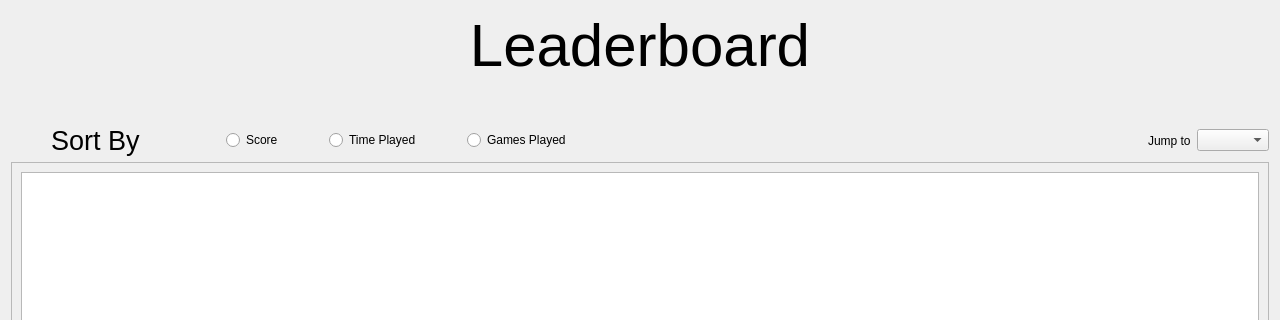
Above: ui/leaderboard.ui from eharquin/babyfut before the change; both pictures show x 0 to 1280 and y 0 to 320 of the 1280 by 720 pixel window. Below: the same form after it.
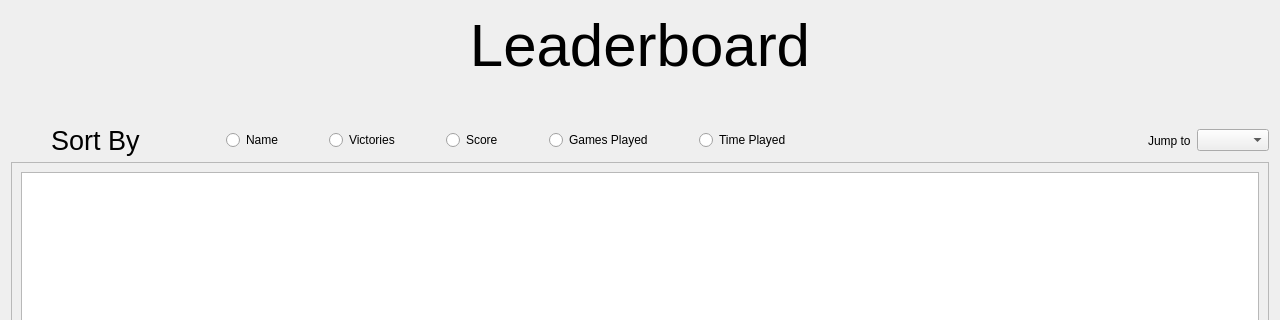
That is the form after the change.

Commit message: Player class, leaderboards (+ sorting)

```diff
--- a/ui/leaderboard.ui
+++ b/ui/leaderboard.ui
@@ -108,7 +108,53 @@
       </spacer>
      </item>
      <item>
-      <widget class="QRadioButton" name="radioButton_3">
+      <widget class="QRadioButton" name="rbName">
+       <property name="text">
+        <string>Name</string>
+       </property>
+      </widget>
+     </item>
+     <item>
+      <spacer name="horizontalSpacer_6">
+       <property name="orientation">
+        <enum>Qt::Horizontal</enum>
+       </property>
+       <property name="sizeType">
+        <enum>QSizePolicy::Preferred</enum>
+       </property>
+       <property name="sizeHint" stdset="0">
+        <size>
+         <width>40</width>
+         <height>20</height>
+        </size>
+       </property>
+      </spacer>
+     </item>
+     <item>
+      <widget class="QRadioButton" name="rbVictories">
+       <property name="text">
+        <string>Victories</string>
+       </property>
+      </widget>
+     </item>
+     <item>
+      <spacer name="horizontalSpacer_10">
+       <property name="orientation">
+        <enum>Qt::Horizontal</enum>
+       </property>
+       <property name="sizeType">
+        <enum>QSizePolicy::Preferred</enum>
+       </property>
+       <property name="sizeHint" stdset="0">
+        <size>
+         <width>40</width>
+         <height>20</height>
+        </size>
+       </property>
+      </spacer>
+     </item>
+     <item>
+      <widget class="QRadioButton" name="rbScore">
        <property name="text">
         <string>Score</string>
        </property>
@@ -131,35 +177,48 @@
       </spacer>
      </item>
      <item>
-      <widget class="QRadioButton" name="radioButton_2">
-       <property name="text">
-        <string>Time Played</string>
-       </property>
-      </widget>
-     </item>
-     <item>
-      <spacer name="horizontalSpacer_3">
-       <property name="orientation">
-        <enum>Qt::Horizontal</enum>
-       </property>
-       <property name="sizeType">
-        <enum>QSizePolicy::Preferred</enum>
-       </property>
-       <property name="sizeHint" stdset="0">
-        <size>
-         <width>40</width>
-         <height>20</height>
-        </size>
-       </property>
-      </spacer>
-     </item>
-     <item>
-      <widget class="QRadioButton" name="radioButton">
+      <widget class="QRadioButton" name="rbGamesPlayed">
        <property name="text">
         <string>Games Played</string>
        </property>
       </widget>
      </item>
+     <item>
+      <spacer name="horizontalSpacer_3">
+       <property name="orientation">
+        <enum>Qt::Horizontal</enum>
+       </property>
+       <property name="sizeType">
+        <enum>QSizePolicy::Preferred</enum>
+       </property>
+       <property name="sizeHint" stdset="0">
+        <size>
+         <width>40</width>
+         <height>20</height>
+        </size>
+       </property>
+      </spacer>
+     </item>
+     <item>
+      <widget class="QRadioButton" name="rbTimePlayed">
+       <property name="text">
+        <string>Time Played</string>
+       </property>
+      </widget>
+     </item>
+     <item>
+      <spacer name="horizontalSpacer_9">
+       <property name="orientation">
+        <enum>Qt::Horizontal</enum>
+       </property>
+       <property name="sizeHint" stdset="0">
+        <size>
+         <width>40</width>
+         <height>20</height>
+        </size>
+       </property>
+      </spacer>
+     </item>
      <item>
       <spacer name="horizontalSpacer_8">
        <property name="orientation">
```
Left out of the diff: 12 changed lines with no effect on the pictures. The commit also changes 12 other files.
